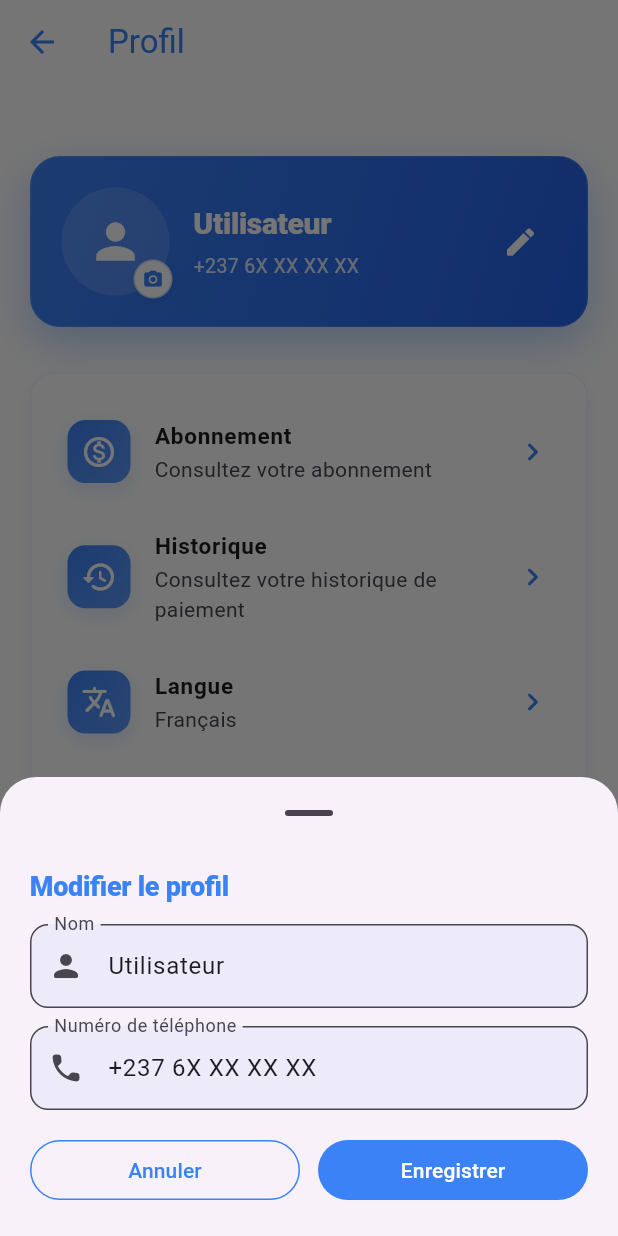
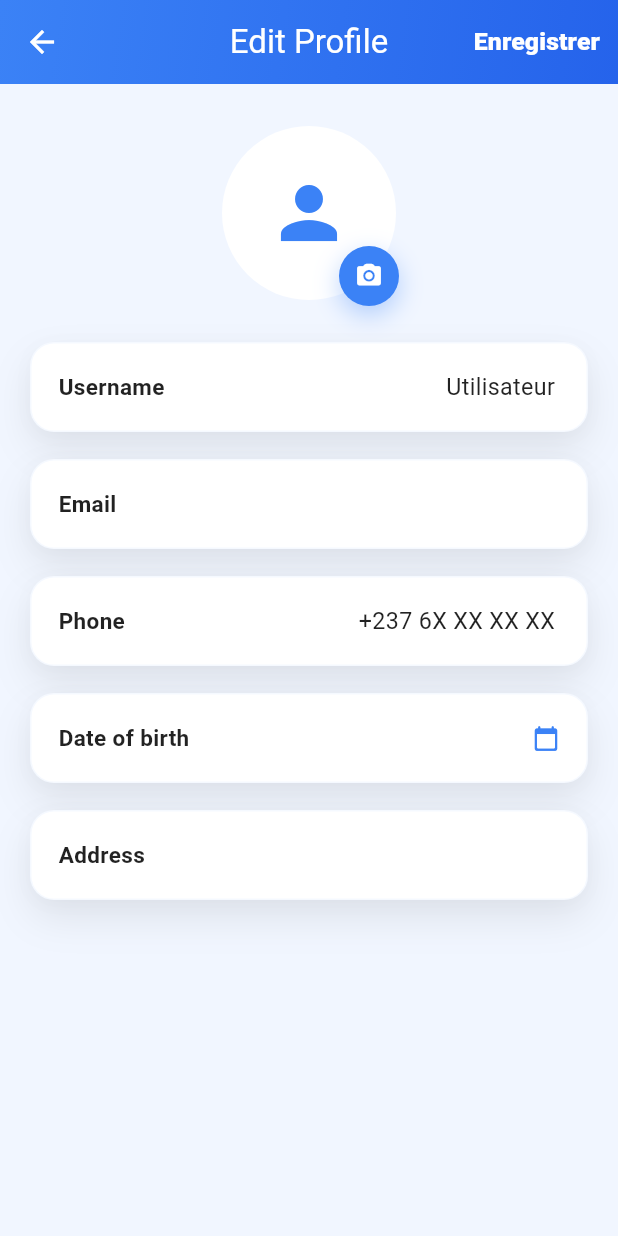
Before and after one commit to Tchindavaldo/wiilloo, a Flutter app: the ProfileScreen screen opened directly, after a tap on the "edit" icon, on a phone screen of 412 x 824 dp. Run offline on Flutter 3.47's test engine with Material 3 defaults, Android fonts, the phone set to English and light mode, and no system bars; our stand-ins replace image_picker.

Commit message:
fin page parametre Full

```diff
--- /dev/null
+++ b/lib/features/profile/edit_profile_screen.dart
@@ -0,0 +1,270 @@
+import 'dart:io';
+import 'package:flutter/material.dart';
+import 'package:image_picker/image_picker.dart';
+
+class EditProfileScreen extends StatefulWidget {
+  final String name;
+  final String phone;
+  final String? email;
+  final String? dob; // dd/MM/yyyy
+  final String? address;
+  final File? avatar;
+
+  const EditProfileScreen({
+    super.key,
+    required this.name,
+    required this.phone,
+    this.email,
+    this.dob,
+    this.address,
+    this.avatar,
+  });
+
+  @override
+  State<EditProfileScreen> createState() => _EditProfileScreenState();
+}
+
+class _EditProfileScreenState extends State<EditProfileScreen> {
+  static const primary = Color(0xFF3B82F6);
+
+  late final TextEditingController _nameCtrl;
+  late final TextEditingController _emailCtrl;
+  late final TextEditingController _phoneCtrl;
+  late final TextEditingController _dobCtrl;
+  late final TextEditingController _addressCtrl;
+
+  final _formKey = GlobalKey<FormState>();
+  final _picker = ImagePicker();
+  File? _avatarFile;
+
+  @override
+  void initState() {
+    super.initState();
+    _nameCtrl = TextEditingController(text: widget.name);
+    _emailCtrl = TextEditingController(text: widget.email ?? '');
+    _phoneCtrl = TextEditingController(text: widget.phone);
+    _dobCtrl = TextEditingController(text: widget.dob ?? '');
+    _addressCtrl = TextEditingController(text: widget.address ?? '');
+    _avatarFile = widget.avatar;
+  }
+
+  @override
+  void dispose() {
+    _nameCtrl.dispose();
+    _emailCtrl.dispose();
+    _phoneCtrl.dispose();
+    _dobCtrl.dispose();
+    _addressCtrl.dispose();
+    super.dispose();
+  }
+
+  Future<void> _pickAvatar() async {
+    try {
+      final picked = await _picker.pickImage(source: ImageSource.gallery, imageQuality: 85);
+      if (picked != null) setState(() => _avatarFile = File(picked.path));
+    } catch (_) {}
+  }
+
+  Future<void> _pickDate() async {
+    final now = DateTime.now();
+    final initial = DateTime.tryParse(_toIsoFromFr(_dobCtrl.text)) ?? DateTime(now.year - 18, now.month, now.day);
+    final date = await showDatePicker(
+      context: context,
+      firstDate: DateTime(1900),
+      lastDate: DateTime(now.year + 1),
+      initialDate: initial,
+    );
+    if (date != null) {
+      _dobCtrl.text = _formatFr(date);
+      setState(() {});
+    }
+  }
+
+  String _formatFr(DateTime d) => '${d.day.toString().padLeft(2, '0')}/${d.month.toString().padLeft(2, '0')}/${d.year}';
+  String _toIsoFromFr(String fr) {
+    // dd/MM/yyyy -> yyyy-MM-dd
+    final parts = fr.split('/');
+    if (parts.length == 3) {
+      return '${parts[2]}-${parts[1].padLeft(2, '0')}-${parts[0].padLeft(2, '0')}';
+    }
+    return fr;
+  }
+
+  void _save() {
+    if (!_formKey.currentState!.validate()) return;
+    Navigator.pop(context, {
+      'name': _nameCtrl.text.trim(),
+      'phone': _phoneCtrl.text.trim(),
+      if (_emailCtrl.text.trim().isNotEmpty) 'email': _emailCtrl.text.trim(),
+      if (_dobCtrl.text.trim().isNotEmpty) 'dob': _dobCtrl.text.trim(),
+      if (_addressCtrl.text.trim().isNotEmpty) 'address': _addressCtrl.text.trim(),
+      if (_avatarFile != null) 'avatarPath': _avatarFile!.path,
+    });
+  }
+
+  @override
+  Widget build(BuildContext context) {
+    return Scaffold(
+      backgroundColor: const Color(0xFFF1F6FF),
+      appBar: AppBar(
+        backgroundColor: Colors.transparent,
+        surfaceTintColor: Colors.transparent,
+        elevation: 0,
+        centerTitle: true,
+        foregroundColor: Colors.white,
+        title: const Text('Edit Profile'),
+        flexibleSpace: Container(
+          decoration: const BoxDecoration(
+            gradient: LinearGradient(
+              begin: Alignment.topLeft,
+              end: Alignment.bottomRight,
+              colors: [Color(0xFF3B82F6), Color(0xFF2563EB)],
+            ),
+          ),
+        ),
+        actions: [
+          TextButton(
+            onPressed: _save,
+            child: const Text(
+              'Enregistrer',
+              style: TextStyle(
+                color: Colors.white,
+                fontWeight: FontWeight.w800,
+                fontSize: 16.5,
+              ),
+            ),
+          )
+        ],
+      ),
+      body: SafeArea(
+        child: Form(
+          key: _formKey,
+          child: ListView(
+            padding: const EdgeInsets.fromLTRB(20, 28, 20, 32),
+            children: [
+              Center(
+                child: Stack(
+                  clipBehavior: Clip.none,
+                  children: [
+                    CircleAvatar(
+                      radius: 58,
+                      backgroundColor: Colors.white,
+                      child: ClipOval(
+                        child: SizedBox(
+                          width: 116,
+                          height: 116,
+                          child: _avatarFile != null
+                              ? Image.file(_avatarFile!, fit: BoxFit.cover)
+                              : const Icon(Icons.person, size: 56, color: primary),
+                        ),
+                      ),
+                    ),
+                    Positioned(
+                      right: -2,
+                      bottom: -4,
+                      child: InkWell(
+                        onTap: _pickAvatar,
+                        borderRadius: BorderRadius.circular(18),
+                        child: Container(
+                          width: 40,
+                          height: 40,
+                          decoration: BoxDecoration(
+                            color: primary,
+                            shape: BoxShape.circle,
+                            boxShadow: [
+                              BoxShadow(color: primary.withOpacity(0.35), blurRadius: 14, offset: const Offset(0, 6)),
+                            ],
+                          ),
+                          child: const Icon(Icons.camera_alt_rounded, color: Colors.white, size: 19),
+                        ),
+                      ),
+                    )
+                  ],
+                ),
+              ),
+              const SizedBox(height: 28),
+              _FieldTile(label: 'Username', controller: _nameCtrl, keyboardType: TextInputType.name, validator: (v) => v==null||v.trim().isEmpty ? 'Obligatoire' : null),
+              _FieldTile(label: 'Email', controller: _emailCtrl, keyboardType: TextInputType.emailAddress),
+              _FieldTile(label: 'Phone', controller: _phoneCtrl, keyboardType: TextInputType.phone),
+              _FieldTile(label: 'Date of birth', controller: _dobCtrl, readOnly: true, onTap: _pickDate, suffix: const Icon(Icons.calendar_today_rounded, color: primary, size: 18)),
+              _FieldTile(label: 'Address', controller: _addressCtrl, keyboardType: TextInputType.streetAddress),
+            ],
+          ),
+        ),
+      ),
+    );
+  }
+}
+
+class _FieldTile extends StatelessWidget {
+  final String label;
+  final TextEditingController controller;
+  final TextInputType? keyboardType;
+  final String? Function(String?)? validator;
+  final bool readOnly;
+  final VoidCallback? onTap;
+  final Widget? suffix;
+
+  const _FieldTile({
+    required this.label,
+    required this.controller,
+    this.keyboardType,
+    this.validator,
+    this.readOnly = false,
+    this.onTap,
+    this.suffix,
+  });
+
+  static const primary = Color(0xFF3B82F6);
+
+  @override
+  Widget build(BuildContext context) {
+    final labelStyle = Theme.of(context).textTheme.bodyMedium?.copyWith(color: Colors.black87, fontWeight: FontWeight.w600);
+    final valueStyle = Theme.of(context).textTheme.bodyMedium?.copyWith(color: Colors.black87);
+
+    return Container(
+      decoration: BoxDecoration(
+        color: Colors.white,
+        borderRadius: BorderRadius.circular(16),
+        boxShadow: [
+          // soft ambient
+          BoxShadow(color: Colors.black.withOpacity(0.02), blurRadius: 10, offset: const Offset(0, 2)),
+          // stronger bottom shadow
+          BoxShadow(color: Colors.black.withOpacity(0.08), blurRadius: 22, offset: const Offset(0, 12)),
+        ],
+        border: Border.all(color: primary.withOpacity(0.05)),
+      ),
+      margin: const EdgeInsets.only(bottom: 18),
+      padding: const EdgeInsets.symmetric(horizontal: 18, vertical: 14),
+      child: Row(
+        children: [
+          Expanded(
+            flex: 7,
+            child: Text(label, style: labelStyle?.copyWith(fontSize: 15)),
+          ),
+          const SizedBox(width: 8),
+          Expanded(
+            flex: 11,
+            child: TextFormField(
+              controller: controller,
+              keyboardType: keyboardType,
+              validator: validator,
+              readOnly: readOnly,
+              onTap: onTap,
+              decoration: const InputDecoration(
+                isDense: true,
+                border: InputBorder.none,
+              ),
+              style: valueStyle?.copyWith(fontSize: 15.5),
+              textAlign: TextAlign.right,
+            ),
+          ),
+          if (suffix != null) ...[
+            const SizedBox(width: 8),
+            suffix!,
+          ]
+        ],
+      ),
+    );
+  }
+}
--- a/lib/features/profile/profile_screen.dart
+++ b/lib/features/profile/profile_screen.dart
@@ -1,6 +1,7 @@
 import 'dart:io';
 import 'package:flutter/material.dart';
 import 'package:image_picker/image_picker.dart';
+import 'package:wiilloo/features/profile/edit_profile_screen.dart';
 class ProfileScreen extends StatelessWidget {
   const ProfileScreen({Key? key}) : super(key: key);
 
@@ -93,107 +94,30 @@ class _ProfileContentState extends State<ProfileContent> {
     );
   }
 
-  void _openEditProfile() {
-    final primary = const Color(0xFF3B82F6);
-    final nameController = TextEditingController(text: _userName);
-    final phoneController = TextEditingController(text: _userPhone);
-    showModalBottomSheet(
-      context: context,
-      isScrollControlled: true,
-      showDragHandle: true,
-      shape: const RoundedRectangleBorder(
-        borderRadius: BorderRadius.vertical(top: Radius.circular(24)),
+  Future<void> _openEditProfile() {
+    return Navigator.push<Map<String, dynamic>?>(
+      context,
+      MaterialPageRoute(
+        builder: (_) => EditProfileScreen(
+          name: _userName,
+          phone: _userPhone,
+          avatar: _avatarFile,
+        ),
       ),
-      builder: (context) {
-        return Padding(
-          padding: EdgeInsets.only(
-            left: 20,
-            right: 20,
-            bottom: MediaQuery.of(context).viewInsets.bottom + 20,
-            top: 12,
-          ),
-          child: Column(
-            mainAxisSize: MainAxisSize.min,
-            crossAxisAlignment: CrossAxisAlignment.start,
-            children: [
-              Text(
-                'Modifier le profil',
-                style: TextStyle(
-                  fontSize: 18,
-                  fontWeight: FontWeight.w800,
-                  color: primary,
-                  letterSpacing: -0.2,
-                ),
-              ),
-              const SizedBox(height: 12),
-              TextFormField(
-                controller: nameController,
-                textInputAction: TextInputAction.next,
-                decoration: InputDecoration(
-                  labelText: 'Nom',
-                  prefixIcon: const Icon(Icons.person_rounded),
-                  filled: true,
-                  fillColor: primary.withOpacity(0.06),
-                  border: const OutlineInputBorder(borderRadius: BorderRadius.all(Radius.circular(12))),
-                  focusedBorder: OutlineInputBorder(
-                    borderRadius: const BorderRadius.all(Radius.circular(12)),
-                    borderSide: BorderSide(color: primary, width: 1.5),
-                  ),
-                ),
-              ),
-              const SizedBox(height: 12),
-              TextFormField(
-                controller: phoneController,
-                keyboardType: TextInputType.phone,
-                decoration: InputDecoration(
-                  labelText: 'Numéro de téléphone',
-                  prefixIcon: const Icon(Icons.phone_rounded),
-                  filled: true,
-                  fillColor: primary.withOpacity(0.06),
-                  border: const OutlineInputBorder(borderRadius: BorderRadius.all(Radius.circular(12))),
-                  focusedBorder: OutlineInputBorder(
-                    borderRadius: const BorderRadius.all(Radius.circular(12)),
-                    borderSide: BorderSide(color: primary, width: 1.5),
-                  ),
-                ),
-              ),
-              const SizedBox(height: 16),
-              Row(
-                children: [
-                  Expanded(
-                    child: OutlinedButton(
-                      style: OutlinedButton.styleFrom(
-                        foregroundColor: primary,
-                        side: BorderSide(color: primary),
-                      ),
-                      onPressed: () => Navigator.pop(context),
-                      child: const Text('Annuler'),
-                    ),
-                  ),
-                  const SizedBox(width: 12),
-                  Expanded(
-                    child: FilledButton(
-                      style: FilledButton.styleFrom(
-                        backgroundColor: primary,
-                        foregroundColor: Colors.white,
-                      ),
-                      onPressed: () {
-                        setState(() {
-                          _userName = nameController.text.trim().isEmpty ? _userName : nameController.text.trim();
-                          _userPhone = phoneController.text.trim().isEmpty ? _userPhone : phoneController.text.trim();
-                        });
-                        Navigator.pop(context);
-                      },
-                      child: const Text('Enregistrer'),
-                    ),
-                  ),
-                ],
-              ),
-            ],
-          ),
-        );
-      },
-    );
+    ).then((result) {
+      if (result == null) return;
+      setState(() {
+        if (result['name'] is String && (result['name'] as String).trim().isNotEmpty) {
+          _userName = (result['name'] as String).trim();
+        }
+        if (result['phone'] is String && (result['phone'] as String).trim().isNotEmpty) {
+          _userPhone = (result['phone'] as String).trim();
+        }
+        if (result['avatarPath'] is String) {
+          _avatarFile = File(result['avatarPath'] as String);
+        }
+      });
+    });
   }
 
   Future<void> _confirmLogout() async {
@@ -246,7 +170,6 @@ class _ProfileContentState extends State<ProfileContent> {
   @override
   Widget build(BuildContext context) {
     final primary = const Color(0xFF3B82F6);
-    final onSurfaceSubtle = Theme.of(context).textTheme.bodyMedium?.color?.withOpacity(0.7);
     return SafeArea(
       child: SingleChildScrollView(
         physics: const BouncingScrollPhysics(),
@@ -293,30 +216,7 @@ class _ProfileContentState extends State<ProfileContent> {
                               : const Icon(Icons.person, size: 38, color: Colors.white),
                         ),
                       ),
-                      Positioned(
-                        right: -2,
-                        bottom: -2,
-                        child: GestureDetector(
-                          onTap: _changeAvatar,
-                          child: Container(
-                            width: 26,
-                            height: 26,
-                            decoration: BoxDecoration(
-                              color: Colors.white,
-                              shape: BoxShape.circle,
-                              border: Border.all(color: primary.withOpacity(0.3)),
-                              boxShadow: [
-                                BoxShadow(
-                                  color: Colors.black.withOpacity(0.06),
-                                  blurRadius: 6,
-                                  offset: const Offset(0, 2),
-                                ),
-                              ],
-                            ),
-                            child: Icon(Icons.camera_alt_rounded, size: 14, color: primary),
-                          ),
-                        ),
-                      ),
+
                     ],
                   ),
                   const SizedBox(width: 16),
--- a/lib/main.dart
+++ b/lib/main.dart
@@ -1,6 +1,5 @@
 import 'package:flutter/material.dart';
 import 'package:wiilloo/features/auth/presentation/screens/auth_screen_v3.dart';
-import 'package:wiilloo/features/home/presentation/screens/home_screen.dart';
 
 void main() {
   runApp(const MyApp());
```
